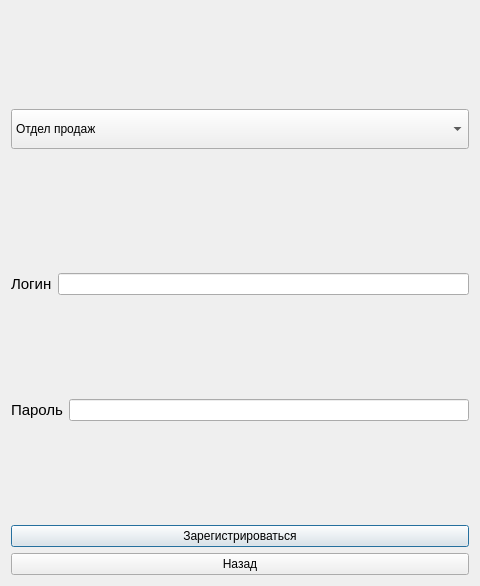
Above: CCPS/registrationwind.ui from grigigo/Tankists before the change. Below: the same form after it.
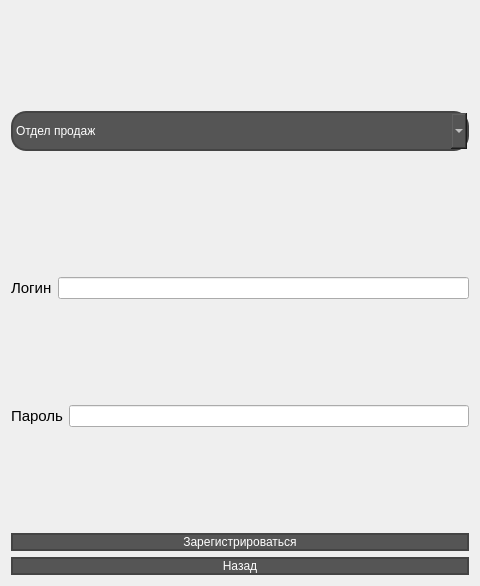
That is the form after the change.

Commit message: Added CSS-style to buttons

Diff of the .ui file:
```diff
--- a/CCPS/registrationwind.ui
+++ b/CCPS/registrationwind.ui
@@ -20,6 +20,21 @@
       <layout class="QVBoxLayout" name="verticalLayout_2">
        <item>
         <widget class="QPushButton" name="sign_up_button">
+         <property name="styleSheet">
+          <string notr="true">QPushButton {background-color: #555555;
+border-radius: 15%;
+color: white;
+border: 2px solid #444444;
+}
+
+QPushButton:hover {
+ background-color: #666666
+}
+
+QPushButton:pressed {
+ background-color: #666666
+}</string>
+         </property>
          <property name="text">
           <string>Зарегистрироваться</string>
          </property>
@@ -27,6 +42,21 @@
        </item>
        <item>
         <widget class="QPushButton" name="back_button">
+         <property name="styleSheet">
+          <string notr="true">QPushButton {background-color: #555555;
+border-radius: 15%;
+color: white;
+border: 2px solid #444444;
+}
+
+QPushButton:hover {
+ background-color: #666666
+}
+
+QPushButton:pressed {
+ background-color: #666666
+}</string>
+         </property>
          <property name="text">
           <string>Назад</string>
          </property>
@@ -50,6 +80,21 @@
            <height>40</height>
           </size>
          </property>
+         <property name="styleSheet">
+          <string notr="true">QComboBox {background-color: #555555;
+border-radius: 15%;
+color: white;
+border: 2px solid #444444;
+}
+
+QComboBox:hover {
+ background-color: #666666
+}
+
+QComboBox:pressed {
+ background-color: #666666
+}</string>
+         </property>
          <item>
           <property name="text">
            <string>Отдел продаж</string>
```
The commit also changes 11 other files.
